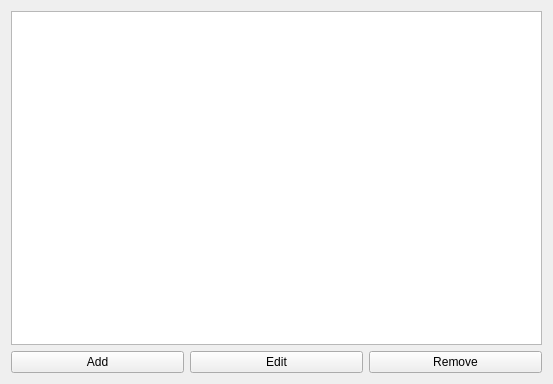
First picture: the form in solid/solid-actions-kcm/solid-actions.ui, repository RJVB/kdm5.prev, before the edit.
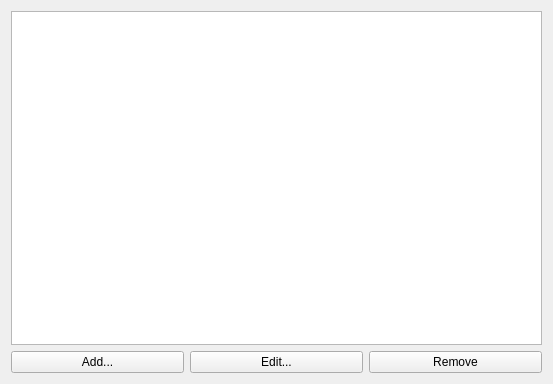
Second picture: the form after the edit. Custom widgets are drawn as their Qt base class.

What changed in the file:
```diff
--- a/solid/solid-actions-kcm/solid-actions.ui
+++ b/solid/solid-actions-kcm/solid-actions.ui
@@ -19,14 +19,14 @@
      <item row="0" column="0">
       <widget class="KPushButton" name="PbAddAction">
        <property name="text">
-        <string>Add</string>
+        <string>Add...</string>
        </property>
       </widget>
      </item>
      <item row="0" column="1">
       <widget class="KPushButton" name="PbEditAction">
        <property name="text">
-        <string>Edit</string>
+        <string>Edit...</string>
        </property>
       </widget>
      </item>
```
